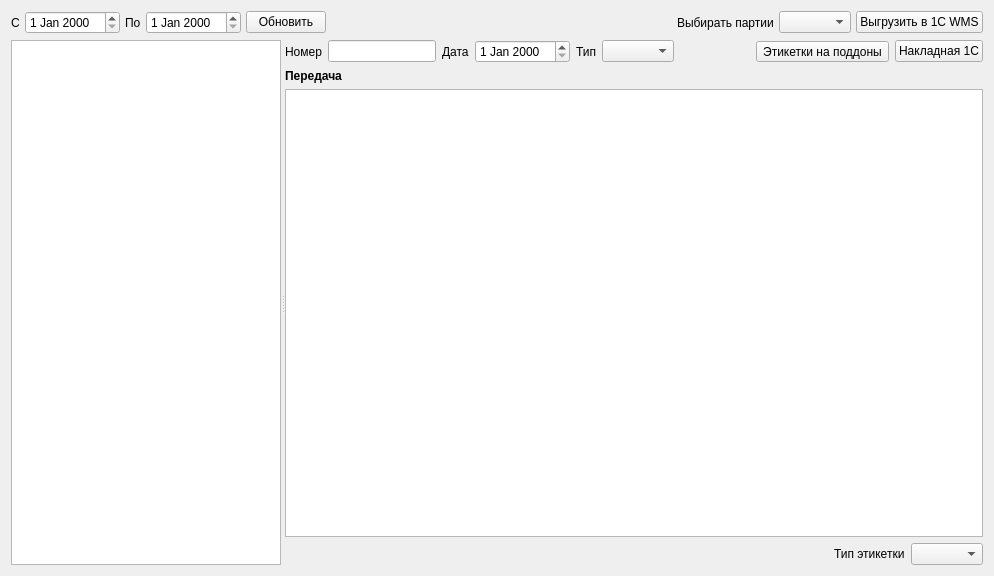
Before: the Qt Designer form formacceptancewire.ui in Sergeyego/warehouse, drawn with Qt 5.
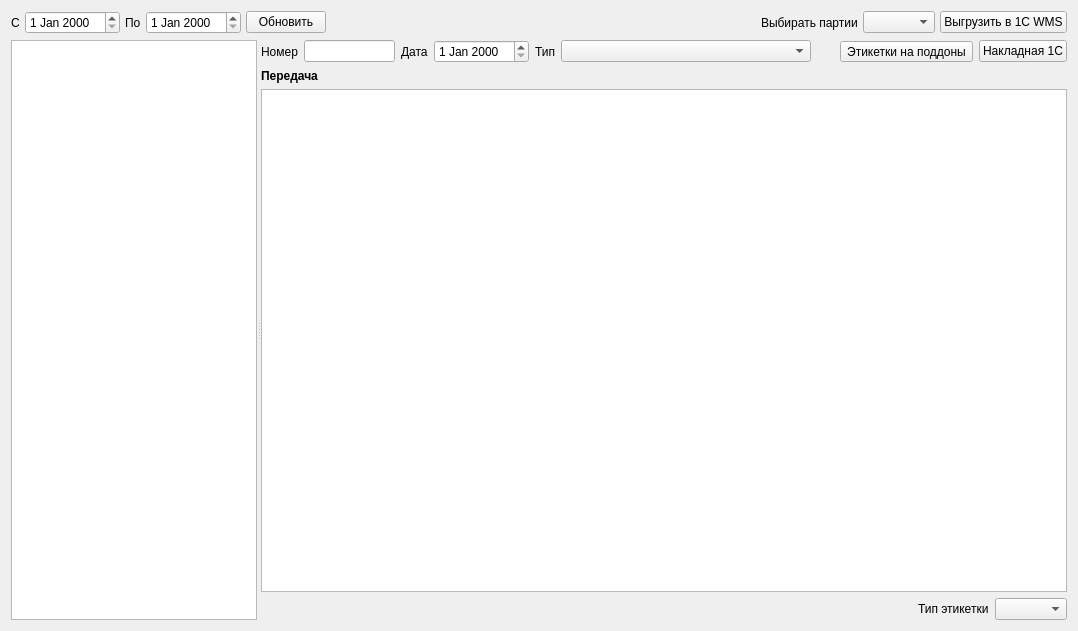
After: the same form once the commit is applied. Custom widgets are drawn as their Qt base class.

The edit to the form file:
```diff
--- a/formacceptancewire.ui
+++ b/formacceptancewire.ui
@@ -6,8 +6,8 @@
    <rect>
     <x>0</x>
     <y>0</y>
-    <width>994</width>
-    <height>576</height>
+    <width>1078</width>
+    <height>631</height>
    </rect>
   </property>
   <property name="windowTitle">
@@ -132,7 +132,14 @@
           </widget>
          </item>
          <item>
-          <widget class="QComboBox" name="comboBoxType"/>
+          <widget class="DbComboBox" name="comboBoxType">
+           <property name="minimumSize">
+            <size>
+             <width>250</width>
+             <height>0</height>
+            </size>
+           </property>
+          </widget>
          </item>
          <item>
           <spacer name="horizontalSpacer_2">
@@ -236,7 +243,12 @@
   <customwidget>
    <class>DateEdit</class>
    <extends>QDateEdit</extends>
-   <header>db/dbviewer.h</header>
+   <header>db/dbdateedit.h</header>
+  </customwidget>
+  <customwidget>
+   <class>DbComboBox</class>
+   <extends>QComboBox</extends>
+   <header>db/dbcombobox.h</header>
   </customwidget>
  </customwidgets>
  <resources/>
```
Left out of the diff: 8 changed lines with no effect on the pictures.
